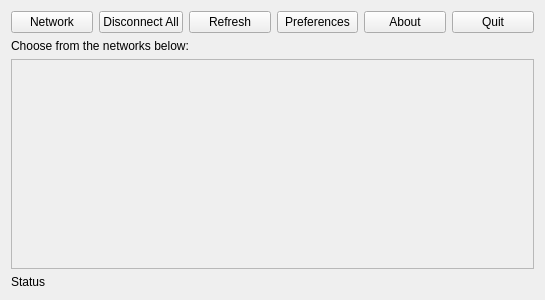
This is mainWindow.ui in anarsoul/wicd-qt4 as Qt 5 draws it before an edit. The edited form follows.
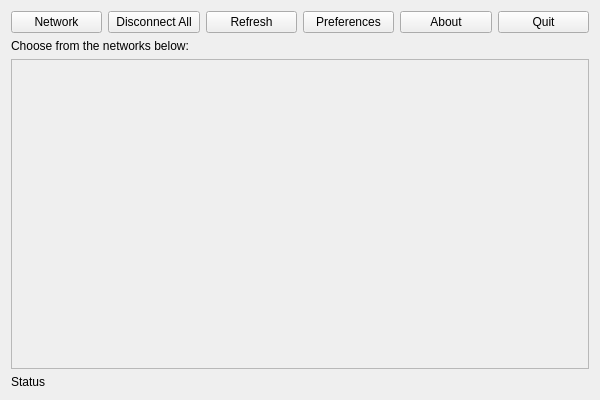
This is the edited form.

Commit message: Done with displaying wireless scan results

The edit to the form file:
```diff
--- a/mainWindow.ui
+++ b/mainWindow.ui
@@ -6,8 +6,8 @@
    <rect>
     <x>0</x>
     <y>0</y>
-    <width>545</width>
-    <height>300</height>
+    <width>600</width>
+    <height>400</height>
    </rect>
   </property>
   <property name="windowTitle">
@@ -79,8 +79,8 @@
          <rect>
           <x>0</x>
           <y>0</y>
-          <width>527</width>
-          <height>209</height>
+          <width>582</width>
+          <height>309</height>
          </rect>
         </property>
        </widget>
```
The commit also changes 1 other file.
